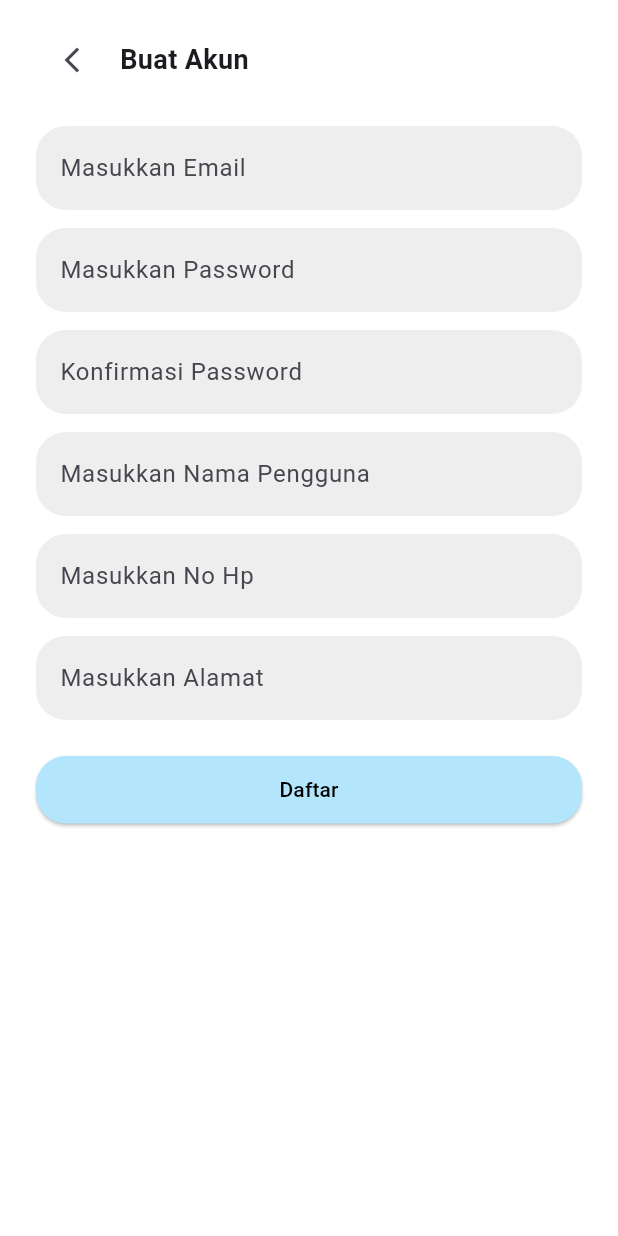
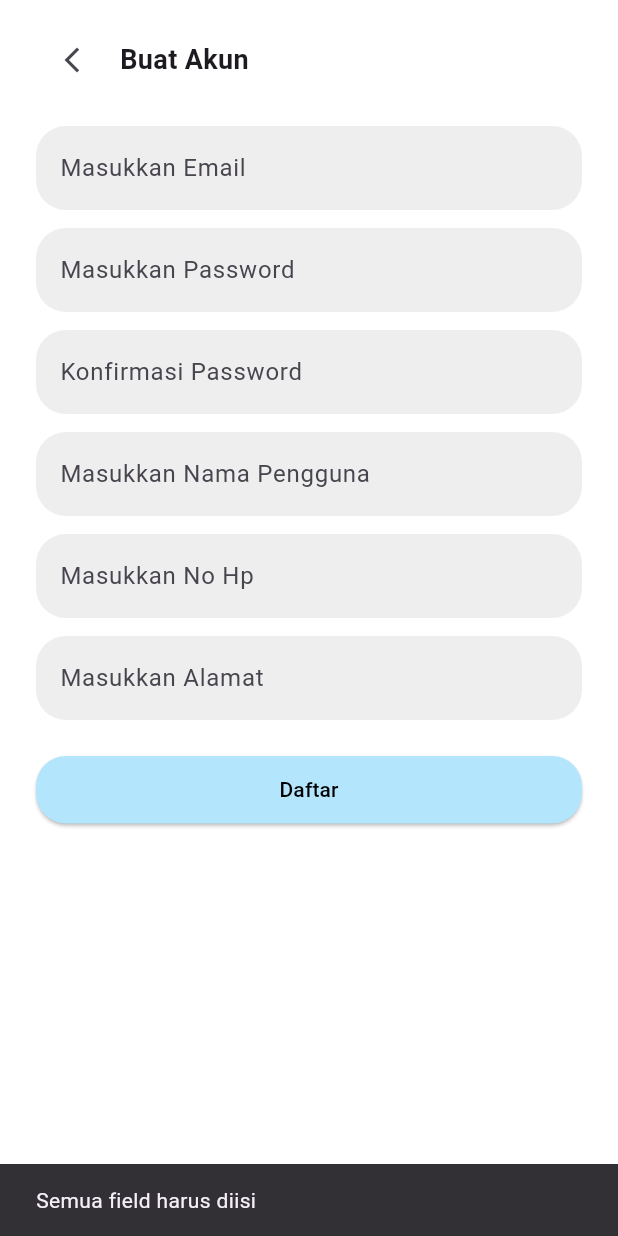
Before and after one commit to alifahfwzy/alianta_gostay, a Flutter app: the BuatAkun screen opened directly, after a tap on "Daftar", on a phone screen of 412 x 824 dp. Run offline on Flutter 3.47's test engine with Material 3 defaults, Android fonts, the phone set to English and light mode, and no system bars.

Commit message:
perubahan 1

```diff
--- a/lib/buat_akun.dart
+++ b/lib/buat_akun.dart
@@ -1,4 +1,5 @@
 import 'package:flutter/material.dart';
+import 'beranda.dart';
 
 class BuatAkun extends StatefulWidget {
   const BuatAkun({super.key});
@@ -68,7 +69,36 @@ class _BuatAkunState extends State<BuatAkun> {
                 height: 45,
                 child: ElevatedButton(
                   onPressed: () {
-                    // proses pendaftaran
+                    // Validasi form (sederhana)
+                    String email = _emailController.text;
+                    String password = _passwordController.text;
+                    String confirmPassword = _confirmPasswordController.text;
+                    String username = _usernameController.text;
+
+                    if (email.isNotEmpty && password.isNotEmpty &&
+                        confirmPassword.isNotEmpty && username.isNotEmpty) {
+                      if (password == confirmPassword) {
+                        // Navigate to Beranda after successful registration
+                        Navigator.pushReplacement(
+                          context,
+                          MaterialPageRoute(
+                            builder: (context) => BerandaPage(),
+                          ),
+                        );
+                      } else {
+                        ScaffoldMessenger.of(context).showSnackBar(
+                          const SnackBar(
+                            content: Text('Password dan konfirmasi password tidak sama'),
+                          ),
+                        );
+                      }
+                    } else {
+                      ScaffoldMessenger.of(context).showSnackBar(
+                        const SnackBar(
+                          content: Text('Semua field harus diisi'),
+                        ),
+                      );
+                    }
                   },
                   style: ElevatedButton.styleFrom(
                     backgroundColor: Colors.lightBlue[100],
--- a/lib/tampilan_awal.dart
+++ b/lib/tampilan_awal.dart
@@ -1,5 +1,5 @@
-import 'package:alianta_gostay/login_user.dart';
 import 'package:flutter/material.dart';
+import 'login_user.dart';
 
 class TampilanAwal extends StatefulWidget {
   const TampilanAwal({super.key});
```
Also changed, not shown: lib/login_user.dart (+37 -3 lines).
